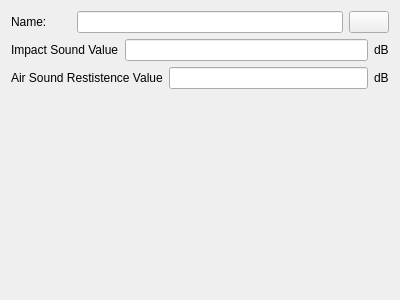
Before: the Qt Designer form SIM-VICUS/src/SVDBAcousticComponentEditWidget.ui in ghorwin/SIM-VICUS, drawn with Qt 5.
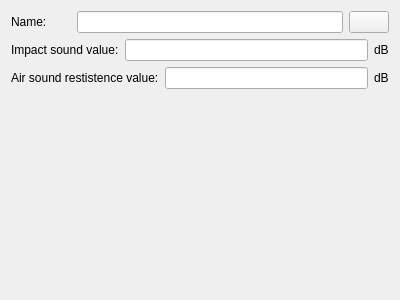
After: the same form once the commit is applied. Custom widgets are drawn as their Qt base class.

Commit message: Changed ui to follow homogenous style & added comboBox in Acoustic Templates

What changed in the file:
```diff
--- a/SIM-VICUS/src/SVDBAcousticComponentEditWidget.ui
+++ b/SIM-VICUS/src/SVDBAcousticComponentEditWidget.ui
@@ -49,7 +49,7 @@
      <item>
       <widget class="QLabel" name="labelUValue">
        <property name="text">
-        <string>Impact Sound Value</string>
+        <string>Impact sound value:</string>
        </property>
       </widget>
      </item>
@@ -80,7 +80,7 @@
      <item>
       <widget class="QLabel" name="labelUValue_5">
        <property name="text">
-        <string>Air Sound Restistence Value</string>
+        <string>Air sound restistence value:</string>
        </property>
       </widget>
      </item>
```
The commit also changes 5 other files.
